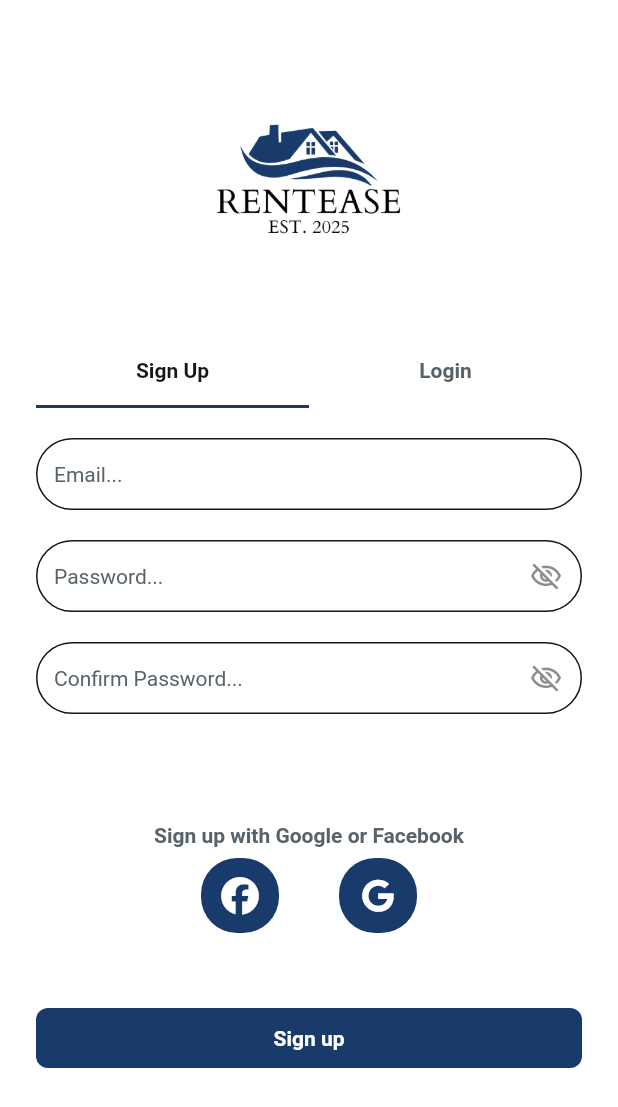
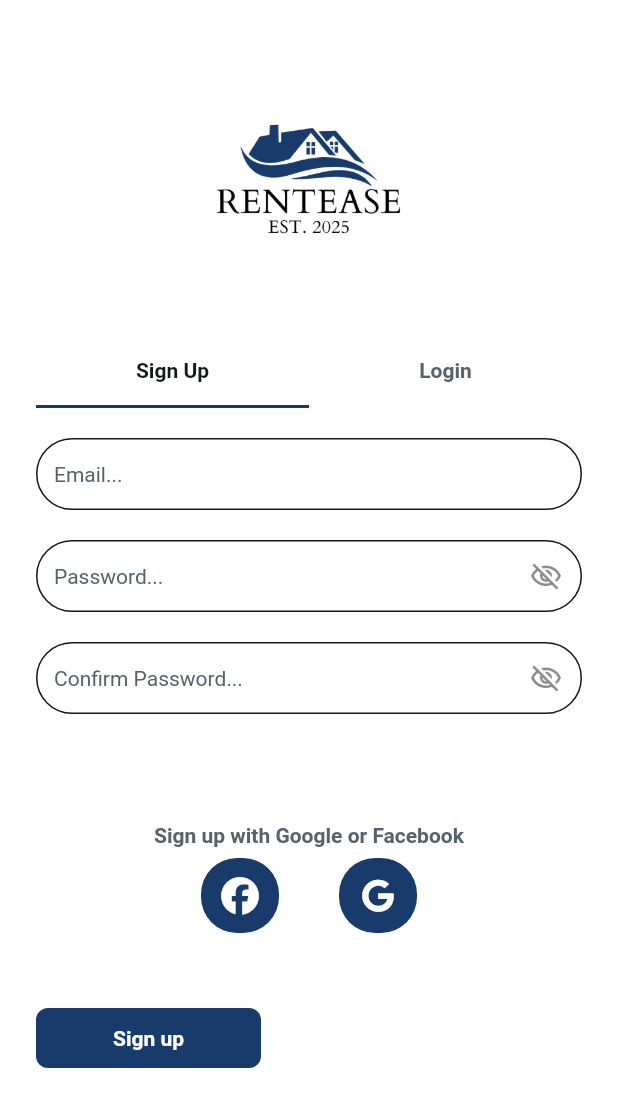
Before and after one commit to arianaruiz05/RentEase, a Flutter app: the screen it shows after launch, on a phone screen of 412 x 824 dp. Shown: the top 1107 px of the screen. Run offline on Flutter 3.47's test engine with Material 3 defaults, Android fonts, the phone set to English and light mode, and no system bars; drawn by our look-alikes of auto_size_text; our stand-ins replace cloud_firestore, dropdown_button2, easy_debounce, file_picker, firebase_analytics, firebase_auth and 17 more; missing offline and left inert: json_path, mime_type, text_search; accounts and stored records are empty; Roboto replaces fonts that are missing (Cardo).

Commit message:
Updating to latest FlutterFlow output.

```diff
--- a/lib/pages/account_login_signup/account_login_signup_widget.dart
+++ b/lib/pages/account_login_signup/account_login_signup_widget.dart
@@ -1119,7 +1119,7 @@ class _AccountLoginSignupWidgetState extends State<AccountLoginSignupWidget>
                           },
                           text: 'Sign up',
                           options: FFButtonOptions(
-                            width: double.infinity,
+                            width: 150.0,
                             height: 40.0,
                             padding: EdgeInsetsDirectional.fromSTEB(
                                 16.0, 0.0, 16.0, 0.0),
@@ -1139,7 +1139,9 @@ class _AccountLoginSignupWidgetState extends State<AccountLoginSignupWidget>
                           ),
                         ),
                       if (_model.tabBarCurrentIndex == 1)
-                        FFButtonWidget(
+                        Align(
+                          alignment: AlignmentDirectional(1.0, 0.0),
+                          child: FFButtonWidget(
                             key: ValueKey('loginButton_xqjb'),
                             onPressed: () async {
                               logFirebaseEvent(
@@ -1186,7 +1188,7 @@ class _AccountLoginSignupWidgetState extends State<AccountLoginSignupWidget>
                             },
                             text: 'Log in',
                             options: FFButtonOptions(
-                            width: double.infinity,
+                              width: 150.0,
                               height: 40.0,
                               padding: EdgeInsetsDirectional.fromSTEB(
                                   16.0, 0.0, 16.0, 0.0),
@@ -1205,6 +1207,7 @@ class _AccountLoginSignupWidgetState extends State<AccountLoginSignupWidget>
                               borderRadius: BorderRadius.circular(8.0),
                             ),
                           ),
+                        ),
                     ],
                   ),
                 ],
```
Lines whose indentation alone changed are shown as unchanged.
